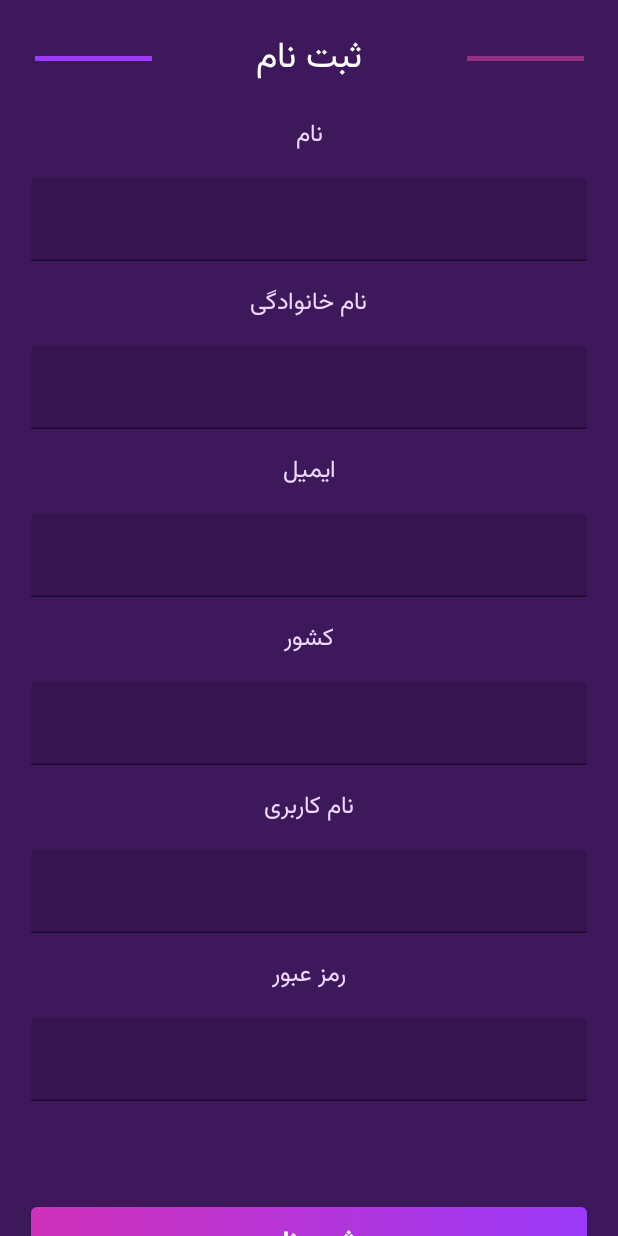
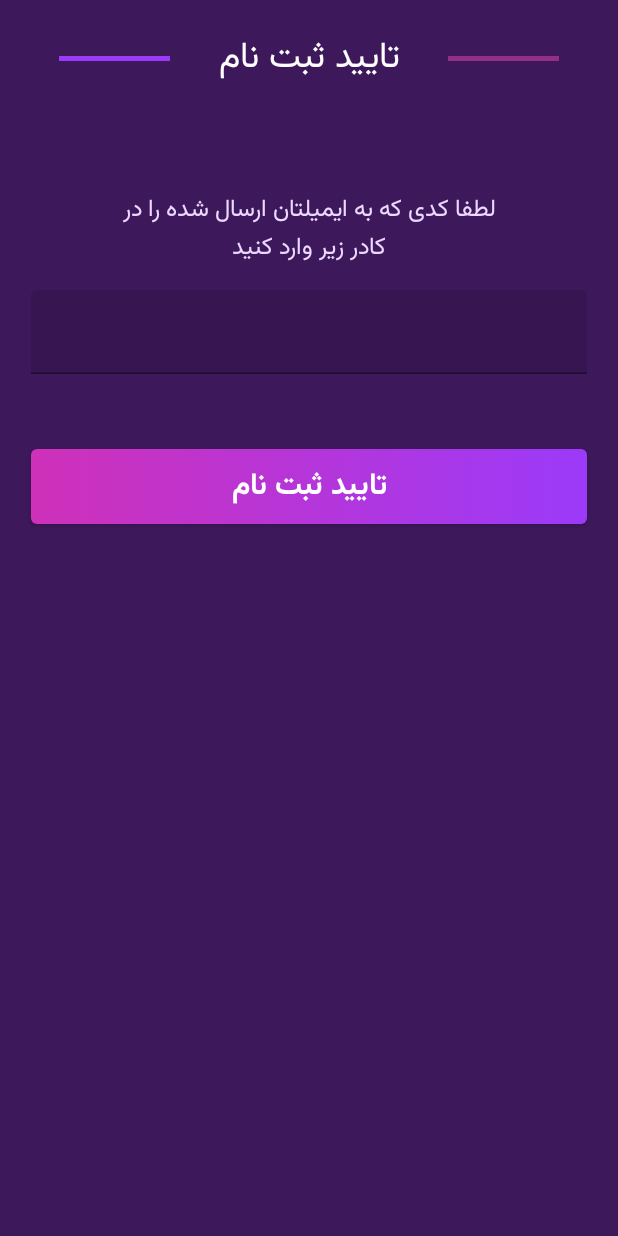
Before and after one commit to mbroughani81/RC-football-fantasy-android, an Android app built with Jetpack Compose: the screen it shows after launch (MainActivity), after a tap on "ثبت نام", on a phone screen of 412 x 824 dp. Run offline under Robolectric (Android 15) with nearby library versions, the phone set to English and light mode, and no system bars.

Commit message:
add confirmcodescreen ui

```diff
--- a/app/src/main/java/com/rc/quokka/fantasyfootball/ui/FantasyFootballScreen.kt
+++ b/app/src/main/java/com/rc/quokka/fantasyfootball/ui/FantasyFootballScreen.kt
@@ -6,6 +6,7 @@ import androidx.compose.ui.Modifier
 import androidx.navigation.compose.NavHost
 import androidx.navigation.compose.composable
 import androidx.navigation.compose.rememberNavController
+import com.rc.quokka.fantasyfootball.ui.authentication.ConfirmCodeScreen
 import com.rc.quokka.fantasyfootball.ui.authentication.screens.SignupScreen
 import com.rc.quokka.fantasyfootball.ui.team_creation.TeamCreationScreen
 
@@ -29,12 +30,12 @@ fun FantasyFootballApp() {
 
         }
         composable(route = FantasyFootballScreen.Signup.name) {
-            SignupScreen()
+            SignupScreen(onSignInButtonClicked = { navController.navigate(FantasyFootballScreen.ConfirmCode.name) })
         }
         composable(route = FantasyFootballScreen.ConfirmCode.name) {
-
+            ConfirmCodeScreen(onConfirmButtonClick = { navController.navigate(FantasyFootballScreen.TeamCreation.name) })
         }
-        composable(route = FantasyFootballScreen.ConfirmCode.name) {
+        composable(route = FantasyFootballScreen.TeamCreation.name) {
             TeamCreationScreen()
         }
     }
--- /dev/null
+++ b/app/src/main/java/com/rc/quokka/fantasyfootball/ui/authentication/ConfirmCodeScreen.kt
@@ -0,0 +1,72 @@
+package com.rc.quokka.fantasyfootball.ui.authentication
+
+import androidx.compose.foundation.background
+import androidx.compose.foundation.layout.*
+import androidx.compose.material.Button
+import androidx.compose.material.ButtonDefaults
+import androidx.compose.runtime.Composable
+import androidx.compose.runtime.CompositionLocalProvider
+import androidx.compose.ui.Alignment
+import androidx.compose.ui.Modifier
+import androidx.compose.ui.graphics.Brush
+import androidx.compose.ui.graphics.Color
+import androidx.compose.ui.platform.LocalLayoutDirection
+import androidx.compose.ui.unit.LayoutDirection
+import androidx.compose.ui.unit.dp
+import com.rc.quokka.fantasyfootball.ui.authentication.components.FormInputField
+import com.rc.quokka.fantasyfootball.ui.team_creation.components.CommonText
+import com.rc.quokka.fantasyfootball.ui.theme.weight700Size20VazirFont
+
+@Composable
+fun ConfirmCodeScreen(onConfirmButtonClick: () -> Unit) {
+    CompositionLocalProvider(LocalLayoutDirection provides LayoutDirection.Rtl) {
+        Box(
+            contentAlignment = Alignment.TopCenter,
+            modifier = Modifier
+                .fillMaxWidth()
+                .fillMaxHeight()
+                .background(Color(0xff3D185B))
+                .padding(top = 20.dp)
+        ) {
+            Column(
+                horizontalAlignment = Alignment.CenterHorizontally,
+                modifier = Modifier.fillMaxWidth(0.9f),
+            ) {
+                HeaderRow("تایید ثبت نام")
+                Spacer(modifier = Modifier.height(70.dp))
+                FormInputField(
+                    text = "لطفا کدی که به ایمیلتان ارسال شده را در کادر زیر وارد کنید",
+                    modifier = Modifier.fillMaxWidth(), textModifier = Modifier.fillMaxWidth(0.7f))
+                Spacer(modifier = Modifier.height(50.dp))
+                Button(
+                    colors = ButtonDefaults.buttonColors(backgroundColor = Color.Transparent),
+                    onClick = onConfirmButtonClick,
+                    contentPadding = PaddingValues(),
+                    modifier = Modifier
+                        .fillMaxWidth()
+                        .height(50.dp)
+                ) {
+                    Box(
+                        contentAlignment = Alignment.Center,
+                        modifier = Modifier
+                            .fillMaxSize()
+                            .background(
+                                brush = Brush.horizontalGradient(
+                                    colors = listOf(
+                                        Color(0xffCF31B9),
+                                        Color(0xff9B3AF9)
+                                    )
+                                )
+                            )
+                    ) {
+                        CommonText(
+                            "تایید ثبت نام",
+                            style = weight700Size20VazirFont,
+                            color = Color.White
+                        )
+                    }
+                }
+            }
+        }
+    }
+}
--- a/app/src/main/java/com/rc/quokka/fantasyfootball/ui/authentication/SignupScreen.kt
+++ b/app/src/main/java/com/rc/quokka/fantasyfootball/ui/authentication/SignupScreen.kt
@@ -26,9 +26,10 @@ import com.rc.quokka.fantasyfootball.ui.theme.weight700Size20VazirFont
 import com.rc.quokka.fantasyfootball.ui.theme.weight700Size7VazirFont
 
 @Composable
-fun SignupScreen() {
+fun SignupScreen(onSignInButtonClicked: () -> Unit) {
     CompositionLocalProvider(LocalLayoutDirection provides LayoutDirection.Rtl) {
         Box(
+            contentAlignment = Alignment.TopCenter,
             modifier = Modifier
                 .fillMaxWidth()
                 .fillMaxHeight()
@@ -37,9 +38,9 @@ fun SignupScreen() {
         ) {
             Column(
                 horizontalAlignment = Alignment.CenterHorizontally,
-                modifier = Modifier.fillMaxWidth()
+                modifier = Modifier.fillMaxWidth(0.9f)
             ) {
-                HeaderRow()
+                HeaderRow("ثبت نام")
                 LazyColumn(
                     verticalArrangement = Arrangement.spacedBy(15.dp),
                     horizontalAlignment = Alignment.CenterHorizontally,
@@ -69,10 +70,10 @@ fun SignupScreen() {
                     item {
                         Button(
                             colors = ButtonDefaults.buttonColors(backgroundColor = Color.Transparent),
-                            onClick = {},
+                            onClick = onSignInButtonClicked,
                             contentPadding = PaddingValues(),
                             modifier = Modifier
-                                .fillMaxWidth(0.9f)
+                                .fillMaxWidth()
                                 .height(50.dp),
                         ) {
                             Box(
@@ -105,5 +106,5 @@ fun SignupScreen() {
 @Preview
 @Composable
 fun SignupScreenPreview() {
-    SignupScreen()
+    SignupScreen({})
 }
--- a/app/src/main/java/com/rc/quokka/fantasyfootball/ui/authentication/components/FormInputField.kt
+++ b/app/src/main/java/com/rc/quokka/fantasyfootball/ui/authentication/components/FormInputField.kt
@@ -16,20 +16,27 @@ import com.rc.quokka.fantasyfootball.ui.theme.weight400Size15VazirFont
 import com.rc.quokka.fantasyfootball.ui.theme.weight400Size16VazirFont
 
 @Composable
-fun FormInputField(text: String = "") {
-    Column(horizontalAlignment = Alignment.CenterHorizontally) {
+fun FormInputField(
+    text: String = "",
+    modifier: Modifier = Modifier,
+    textModifier: Modifier = Modifier
+) {
+    Column(
+        horizontalAlignment = Alignment.CenterHorizontally,
+        modifier = modifier
+    ) {
         CommonText(
             text = text,
             style = weight400Size16VazirFont.copy(textAlign = TextAlign.Center),
             color = Color(0xffEDD8FF),
-            modifier = Modifier
+            modifier = textModifier
                 .fillMaxWidth()
                 .padding(bottom = 15.dp)
         )
         TextField(
             value = "",
             onValueChange = {},
-            modifier = Modifier.fillMaxWidth(0.9f),
+            modifier = Modifier.fillMaxWidth(),
         )
     }
 }
--- a/app/src/main/java/com/rc/quokka/fantasyfootball/ui/authentication/components/HeaderRow.kt
+++ b/app/src/main/java/com/rc/quokka/fantasyfootball/ui/authentication/components/HeaderRow.kt
@@ -19,7 +19,7 @@ import com.rc.quokka.fantasyfootball.ui.theme.weight400Size15VazirFont
 import com.rc.quokka.fantasyfootball.ui.theme.weight400Size24VazirFont
 
 @Composable
-fun HeaderRow(text: String = "") {
+fun HeaderRow(text: String) {
     Row(
         verticalAlignment = Alignment.CenterVertically,
         horizontalArrangement = Arrangement.SpaceBetween,
@@ -31,7 +31,7 @@ fun HeaderRow(text: String = "") {
             modifier = Modifier.weight(0.2f)
         )
         CommonText(
-            text = "ثبت نام",
+            text = text,
             style = weight400Size24VazirFont.copy(textAlign = TextAlign.Center),
             color = Color.White,
             modifier = Modifier.weight(0.5f)
```
